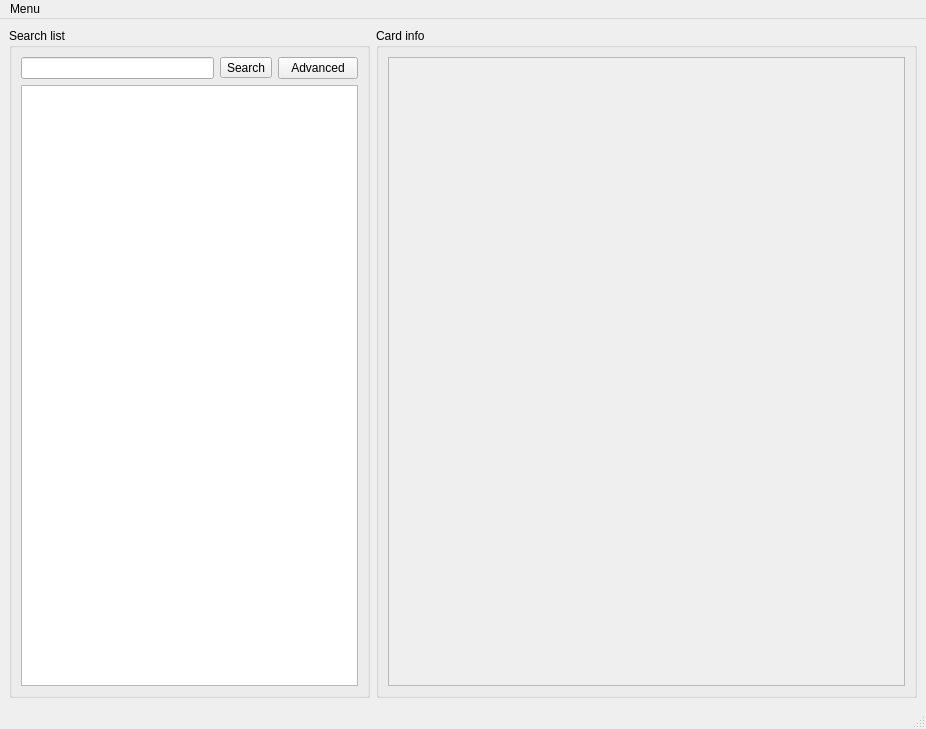
First picture: the form in MtgHelper/mainwindow.ui, repository JaySi98/MtgHelperDesktop, before the edit.
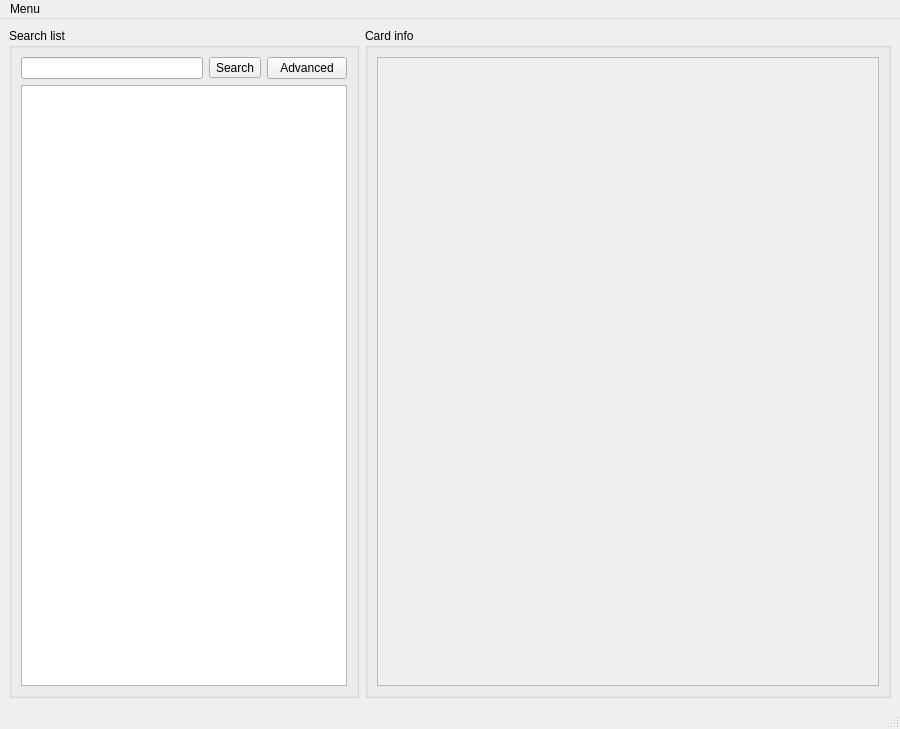
Second picture: the form after the edit.

Commit message: scaling image

```diff
--- a/MtgHelper/mainwindow.ui
+++ b/MtgHelper/mainwindow.ui
@@ -6,7 +6,7 @@
    <rect>
     <x>0</x>
     <y>0</y>
-    <width>926</width>
+    <width>900</width>
     <height>729</height>
    </rect>
   </property>
@@ -18,13 +18,13 @@
   </property>
   <property name="minimumSize">
    <size>
-    <width>926</width>
+    <width>900</width>
     <height>729</height>
    </size>
   </property>
   <property name="maximumSize">
    <size>
-    <width>926</width>
+    <width>900</width>
     <height>729</height>
    </size>
   </property>
@@ -92,7 +92,7 @@
            <rect>
             <x>0</x>
             <y>0</y>
-            <width>515</width>
+            <width>500</width>
             <height>626</height>
            </rect>
           </property>
@@ -109,7 +109,7 @@
     <rect>
      <x>0</x>
      <y>0</y>
-     <width>926</width>
+     <width>900</width>
      <height>20</height>
     </rect>
    </property>
```
The commit also changes 2 other files.
